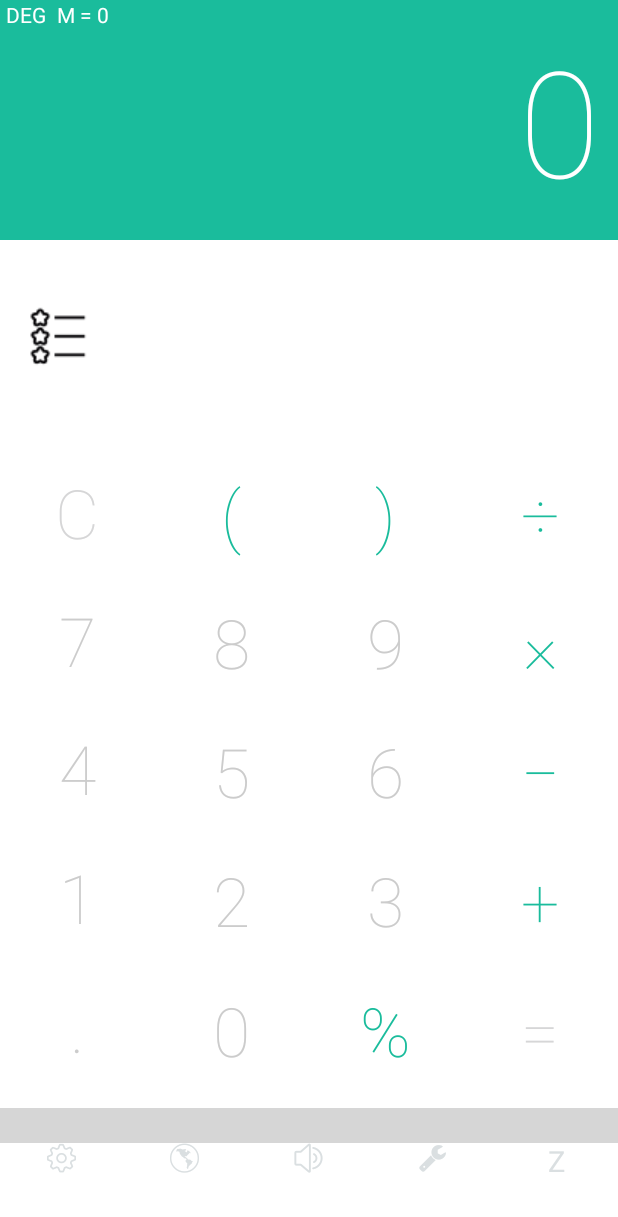
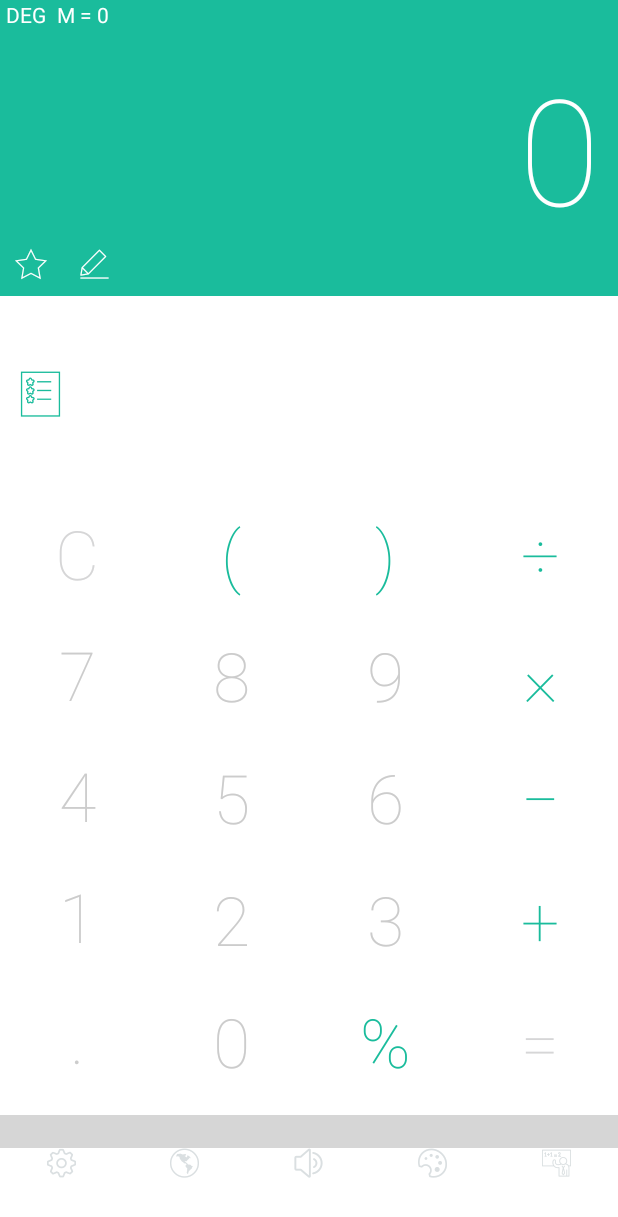
Before and after one commit to pharshid/calculator, an Android app: the screen it shows after launch (MainActivity), on a phone screen of 412 x 824 dp. Shown: the top 1217 px of the screen. Run offline under Robolectric (Android 15) with nearby library versions, the light colour scheme and no system bars; our stand-ins replace data binding; libraries missing offline, so code that uses them is left out: com.viewpagerindicator; plain views replace CirclePageIndicator; pictures from the network do not load; 3 statements that could not run were skipped; grey boxes are pictures that could not be loaded.

Commit message:
Icons for adding a number to favorites, adding label and show favorites numbers also updates flaticon font with new icons for future use

```diff
--- a/app/src/main/java/com/sepidsa/calculator/MainActivity.java
+++ b/app/src/main/java/com/sepidsa/calculator/MainActivity.java
@@ -35,7 +35,6 @@ import android.view.inputmethod.InputMethodManager;
 import android.widget.Button;
 import android.widget.CompoundButton;
 import android.widget.EditText;
-import android.widget.ImageButton;
 import android.widget.ListView;
 import android.widget.Switch;
 import android.widget.TextSwitcher;
@@ -187,7 +186,7 @@ public class MainActivity extends FragmentActivity implements View.OnClickListen
     private Typeface mMitra;
     private Typeface mDastnevis;
     //    PopoverView popoverView;
-    ImageButton mFavoritesList;
+    Button mFavoritesList;
     private boolean mShowingBack = false;
     EditText mTagHimself;
 
@@ -203,7 +202,8 @@ public class MainActivity extends FragmentActivity implements View.OnClickListen
             doubleBackToExitPressedOnce = false;
         }
     };
-    private ImageButton mAddToFavorites;
+    private Button mAddToFavorites;
+    private Button mAddLabel;
     private Typeface mPhalls,mDigital_7;
     private Typeface mRobotoThin;
 
@@ -253,12 +253,14 @@ public class MainActivity extends FragmentActivity implements View.OnClickListen
 
         mScientificModeTextView = (TextView) findViewById(R.id.scientific_mode_textview);
         result_textView_holder = findViewById(R.id.MotherTop);
-        mFavoritesList = (ImageButton)findViewById(R.id.favorites_list);
-        mAddToFavorites = (ImageButton)findViewById(R.id.add_to_favorites);
+        mFavoritesList = (Button)findViewById(R.id.favorites_list);
+        mAddToFavorites = (Button)findViewById(R.id.add_to_favorites);
+        mAddLabel = (Button)findViewById(R.id.add_label);
         mTagHimself = (EditText)findViewById(R.id.tag_himself);
         mTagHimself.setOnEditorActionListener(this);
         mFavoritesList.setOnClickListener(this);
         mAddToFavorites.setOnClickListener(this);
+        mAddLabel.setOnClickListener(this);
 
         if(findViewById(R.id.switch_deg_rad) != null) {
             ((Switch) (findViewById(R.id.switch_deg_rad))).setChecked(getAngleMode());
@@ -456,12 +458,10 @@ public class MainActivity extends FragmentActivity implements View.OnClickListen
         ( findViewById(R.id.buttonLanguage)).setOnClickListener(this);
 // todo show a settings dialog here
 
-        ( (Button)findViewById(R.id.buttonColors)).setTypeface(mIconFont);
-        ( (Button)findViewById(R.id.buttonColors)).setText("q");
+        ( (Button)findViewById(R.id.buttonColors)).setTypeface(mFlatIcon);
         ( findViewById(R.id.buttonColors)).setOnClickListener(this);
 
-        ( (Button)findViewById(R.id.buttonParallax)).setTypeface(mIconFont);
-        ( (Button)findViewById(R.id.buttonParallax)).setText("z");
+        ( (Button)findViewById(R.id.buttonParallax)).setTypeface(mFlatIcon);
         ( findViewById(R.id.buttonParallax)).setOnClickListener(this);
 
 
@@ -662,6 +662,14 @@ public class MainActivity extends FragmentActivity implements View.OnClickListen
 
         }
 
+        //todo refactor code
+        mFavoritesList.setTypeface(mFlatIcon);
+        mFavoritesList.setText(getResources().getString(R.string.list));
+        mFavoritesList.setTextSize(30);
+        mFavoritesList.setTextColor(getAccentColorCode());
+
+        mAddLabel.setTypeface(mFlatIcon);
+        mAddToFavorites.setTypeface(mFlatIcon);
     }
 
     private void setResultTextBox(){
--- a/app/src/main/res/layout/activity_main.xml
+++ b/app/src/main/res/layout/activity_main.xml
@@ -20,16 +20,10 @@
 
         >
 
-
-
-
-
-
-
         <RelativeLayout
             android:layout_width="match_parent"
             android:layout_height="0dp"
-            android:layout_weight="23"
+            android:layout_weight="30"
             android:id="@+id/MotherTop"
             android:focusable="false"
             >
@@ -81,17 +75,32 @@
 
                 />
 
-            <ImageButton
+            <Button
                 android:id="@+id/add_to_favorites"
-                android:layout_width="56dp"
-                android:layout_height="56dp"
+                android:layout_width="42dp"
+                android:layout_height="42dp"
                 android:textColor="@android:color/white"
                 android:layout_centerVertical="true"
                 android:layout_alignParentLeft="true"
                  android:layout_alignParentBottom="true"
-                android:src="@drawable/favourite4"
                 android:background="@android:color/transparent"
-                android:visibility="invisible"
+                android:visibility="visible"
+                android:text=""
+                android:textSize="21sp"
+                />
+            <Button
+                android:id="@+id/add_label"
+                android:layout_width="42dp"
+                android:layout_height="42dp"
+                android:textColor="@android:color/white"
+                android:layout_centerVertical="true"
+                android:layout_toRightOf="@id/add_to_favorites"
+                 android:layout_alignParentBottom="true"
+                android:background="@android:color/transparent"
+                android:visibility="visible"
+                android:text=""
+                android:textSize="19sp"
+
                 />
 
 
@@ -112,40 +121,45 @@
             />
 
 
-        <RelativeLayout
+        <LinearLayout
             android:layout_width="match_parent"
             android:layout_height="0dp"
             android:layout_weight="20"
             android:background="@android:color/transparent"
             android:focusable="false"
+            android:orientation="horizontal"
             >
 
+            <Button
+                android:id="@+id/favorites_list"
+                android:layout_width="0dp"
+                android:layout_height="match_parent"
+                android:layout_weight="13"
+                android:background="@android:color/transparent"
+                android:layout_centerVertical="true"
+                android:visibility="visible"
+                android:layout_gravity="center"
+                android:gravity="center"
+
+
+                />
 
             <com.sepidsa.calculator.AutoResizeTextView
                 android:id="@+id/translationEditText"
-                android:layout_width="match_parent"
+                android:layout_width="0dp"
                 android:layout_height="match_parent"
+                android:layout_weight="87"
                 style="@style/translation_box"
                 android:paddingRight="@dimen/padding_large"
                 android:scrollbars = "vertical"
                 android:background="@android:color/transparent"
                 android:focusable="false"
-                />
-
-            <ImageButton
-                android:id="@+id/favorites_list"
-                android:layout_width="50dp"
-                android:layout_height="52dp"
-                android:background="@android:color/transparent"
-                android:layout_marginLeft="16dp"
-                android:layout_alignParentLeft="true"
-                android:layout_centerVertical="true"
-                android:src="@drawable/favorite_list"
-                android:visibility="visible"
 
                 />
 
-        </RelativeLayout>
+
+
+        </LinearLayout>
 
 
 
@@ -231,9 +245,9 @@
                     android:id="@+id/buttonColors"
                     style="@style/icon_button.portrait"
                     android:layout_weight="1"
-                    android:text="q"
+                    android:text="@string/theme"
                     android:textColor="#DADFE1"
-                    android:tag="q"
+                    android:tag="@string/theme"
                     android:gravity="center_horizontal"
 
                     />
@@ -242,7 +256,7 @@
                     android:id="@+id/buttonParallax"
                     style="@style/icon_button.portrait"
                     android:layout_weight="1"
-                    android:text="p"
+                    android:text="@string/parallax"
                     android:textColor="#DADFE1"
                     android:tag="p"
                     android:gravity="center_horizontal"
--- a/app/src/main/res/layout/color_picker_dialog.xml
+++ b/app/src/main/res/layout/color_picker_dialog.xml
@@ -48,20 +48,20 @@
                 android:id="@+id/retro_theme_button"
                 android:layout_width="wrap_content"
                 android:layout_height="wrap_content"
-                android:text="Retro"
+                android:text="کلاسیک"
                 style="@style/RadioButton" />
             <RadioButton
                 android:id="@+id/keypad_theme_button"
                 android:layout_width="wrap_content"
                 android:layout_height="wrap_content"
-                android:text="Night"
+                android:text="کیبورد"
                 style="@style/RadioButton" />
 
             <RadioButton
                 android:id="@+id/accent_color_button"
                 android:layout_width="wrap_content"
                 android:layout_height="wrap_content"
-                android:text="Day"
+                android:text="رنگ بندی"
                 style="@style/RadioButton" />
 
         </info.hoang8f.android.segmented.SegmentedGroup>
--- a/app/src/main/res/values/strings.xml
+++ b/app/src/main/res/values/strings.xml
@@ -97,15 +97,20 @@
     <string name="parenthesis_closed">)</string>
     <string name="devide">÷</string>
     <string name="sqrt">√</string>
-    <string name="volume_high"></string>
-    <string name="volume_off"></string>
+
     <string name="check_mark"></string>
-    <string name="settings"></string>
+    <string name="hamburger_menu">≡ ☰</string>
+
     <string name="prompt">Language</string>
-    <string name="language"></string>
     <string name="day"></string>
     <string name="night"></string>
-    <string name="hamburger_menu">≡ ☰</string>
+    <string name="list"></string>
+    <string name="settings"></string>
+    <string name="volume_high"></string>
+    <string name="volume_off"></string>
+    <string name="language"></string>
+    <string name="parallax"></string>
+    <string name="theme"></string>
     <!--COLOR Codes -->
 
 
```
Also changed, not shown: app/src/main/assets/flaticon.ttf, app/src/main/res/drawable/task2.png (added).
